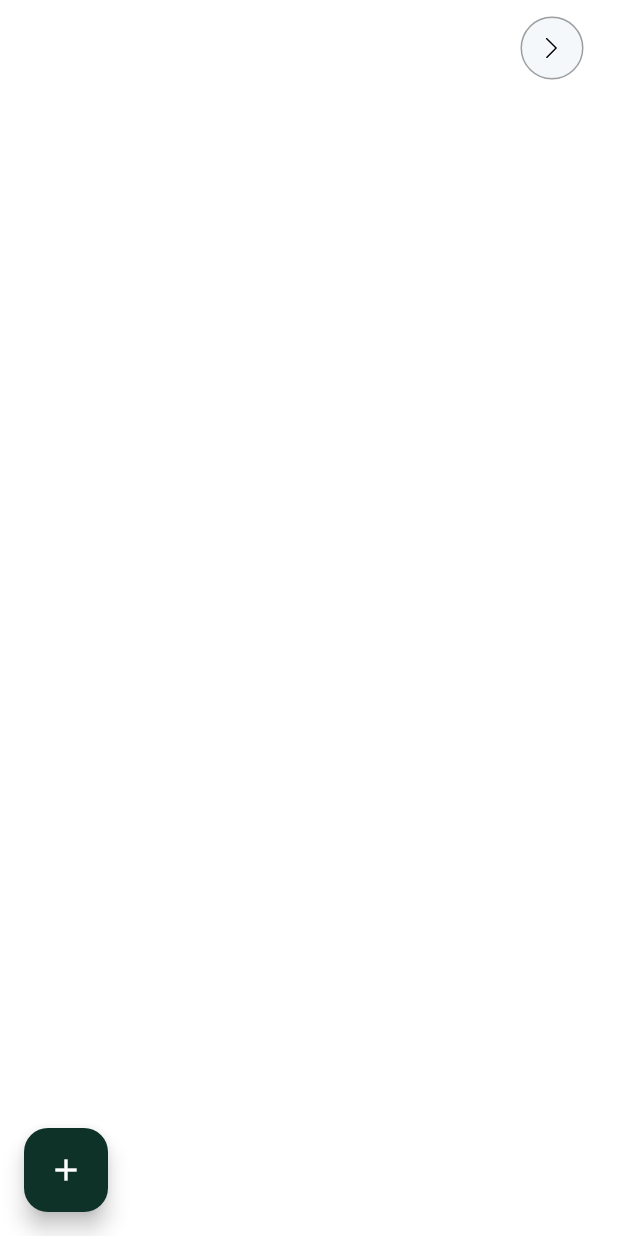
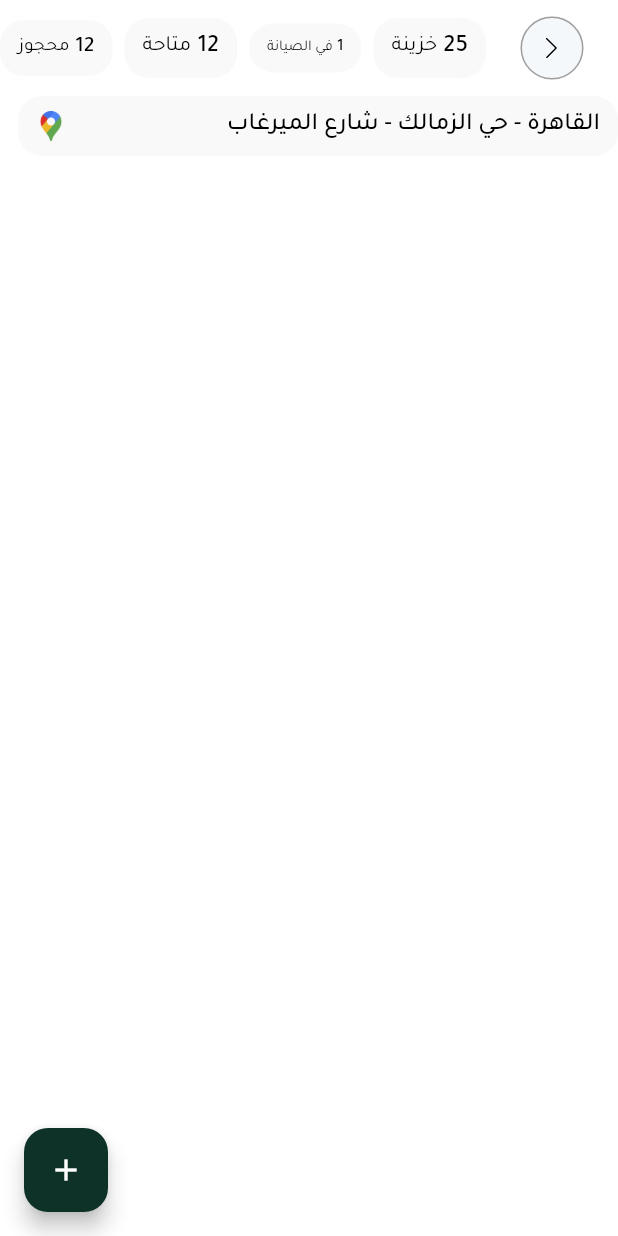
Before and after one commit to Mahmoud-Adel-Ali/Lockers_Admin_Dashboard, a Flutter app: the UnitDetailsView screen opened directly, on a phone screen of 412 x 824 dp. Run offline on Flutter 3.47's test engine with Material 3 defaults, Android fonts, the phone set to English and light mode, and no system bars; our stand-ins replace awesome_dialog, flutter_svg, lottie, modal_progress_hud_nsn, percent_indicator, pinput; missing offline and left inert: bitsdojo_window.

Commit message:
Unit Details View Header II

```diff
--- /dev/null
+++ b/lib/core/widgets/show_location_container.dart
@@ -0,0 +1,31 @@
+import 'package:flutter/material.dart';
+
+import '../utils/app_colors.dart';
+import '../utils/app_text_styles.dart';
+import '../utils/assets.dart';
+
+class ShowLocationContainer extends StatelessWidget {
+  const ShowLocationContainer({super.key, required this.text});
+  final String text;
+  @override
+  Widget build(BuildContext context) {
+    return Container(
+      padding: const EdgeInsets.symmetric(horizontal: 12, vertical: 8),
+      decoration: BoxDecoration(
+        color: AppColors.whiteGrey,
+        borderRadius: BorderRadius.circular(16),
+      ),
+      child: Row(
+        mainAxisAlignment: MainAxisAlignment.spaceBetween,
+        children: [
+          Text(text, style: AppTextStyles.style16w500(context)),
+          SizedBox(
+            width: 20,
+            height: 20,
+            child: Image.asset(Assets.imagesGoogleMap),
+          ),
+        ],
+      ),
+    );
+  }
+}
--- a/lib/features/units/presentation/views/unit_details_view.dart
+++ b/lib/features/units/presentation/views/unit_details_view.dart
@@ -2,7 +2,9 @@ import 'package:flutter/material.dart';
 
 import '../../../../core/utils/app_colors.dart';
 import '../../../../core/utils/size_config.dart';
+import '../../../../core/widgets/show_location_container.dart';
 import 'widgets/add_new_locker_dialog.dart';
+import 'widgets/header_unit_info_section.dart';
 import 'widgets/unit_details_view_header.dart';
 
 class UnitDetailsView extends StatelessWidget {
@@ -24,7 +26,24 @@ class UnitDetailsView extends StatelessWidget {
         children: [
           const SizedBox(height: 8),
           UnitDetailsViewHeader(),
-          //
+          const SizedBox(height: 8),
+          Row(
+            children: [
+              // الموقع
+              ConstrainedBox(
+                constraints: const BoxConstraints(maxWidth: 400),
+                child: ShowLocationContainer(
+                  text: 'القاهرة - حي الزمالك - شارع الميرغاب',
+                ),
+              ),
+              if (!isMobile) const Spacer(),
+              if (!isMobile)
+                ConstrainedBox(
+                  constraints: const BoxConstraints(maxWidth: 300),
+                  child: HeaderUnitInfoSection(),
+                ),
+            ],
+          ),
         ],
       ),
     );
--- /dev/null
+++ b/lib/features/units/presentation/views/widgets/header_unit_info_section.dart
@@ -0,0 +1,56 @@
+import 'package:flutter/material.dart';
+
+import '../../../../../core/utils/app_colors.dart';
+import '../../../../../core/utils/app_text_styles.dart';
+
+class HeaderUnitInfoSection extends StatelessWidget {
+  const HeaderUnitInfoSection({super.key});
+
+  @override
+  Widget build(BuildContext context) {
+    return Row(
+      spacing: 8,
+      children: const [
+        UnitInfoItem(title: 'خزينة', value: 25),
+        UnitInfoItem(title: 'في الصيانة', value: 1),
+        UnitInfoItem(title: 'متاحة', value: 12),
+        UnitInfoItem(title: 'محجوز', value: 12),
+      ],
+    );
+  }
+}
+
+class UnitInfoItem extends StatelessWidget {
+  const UnitInfoItem({super.key, required this.title, required this.value});
+  final String title;
+  final int value;
+  @override
+  Widget build(BuildContext context) {
+    return Expanded(
+      child: Container(
+        padding: const EdgeInsets.symmetric(horizontal: 12, vertical: 8),
+        decoration: BoxDecoration(
+          color: AppColors.whiteGrey,
+          borderRadius: BorderRadius.circular(16),
+        ),
+        child: FittedBox(
+          fit: BoxFit.scaleDown,
+          child: Row(
+            mainAxisSize: MainAxisSize.min,
+            mainAxisAlignment: MainAxisAlignment.spaceAround,
+            children: [
+              Text(value.toString(), style: AppTextStyles.style16w500(context)),
+              const SizedBox(width: 4),
+              Text(
+                title,
+                style: AppTextStyles.style14w400(
+                  context,
+                ).copyWith(color: AppColors.black),
+              ),
+            ],
+          ),
+        ),
+      ),
+    );
+  }
+}
--- a/lib/features/units/presentation/views/widgets/unit_details_view_header.dart
+++ b/lib/features/units/presentation/views/widgets/unit_details_view_header.dart
@@ -6,6 +6,7 @@ import '../../../../../core/widgets/dashboard_back_button.dart';
 import '../../../../dashboard/data/enums/dashboard_type.dart';
 import '../../../../dashboard/presentation/manager/dashboard_manager.dart';
 import 'add_locker_button.dart';
+import 'header_unit_info_section.dart';
 
 class UnitDetailsViewHeader extends StatelessWidget {
   const UnitDetailsViewHeader({super.key});
@@ -23,7 +24,10 @@ class UnitDetailsViewHeader extends StatelessWidget {
             read.changeView(DashboardType.Units);
           },
         ),
-        if (!isMobile) AddLockerButton(),
+        if (!isMobile)
+          AddLockerButton()
+        else
+          Expanded(child: HeaderUnitInfoSection()),
       ],
     );
   }
```
